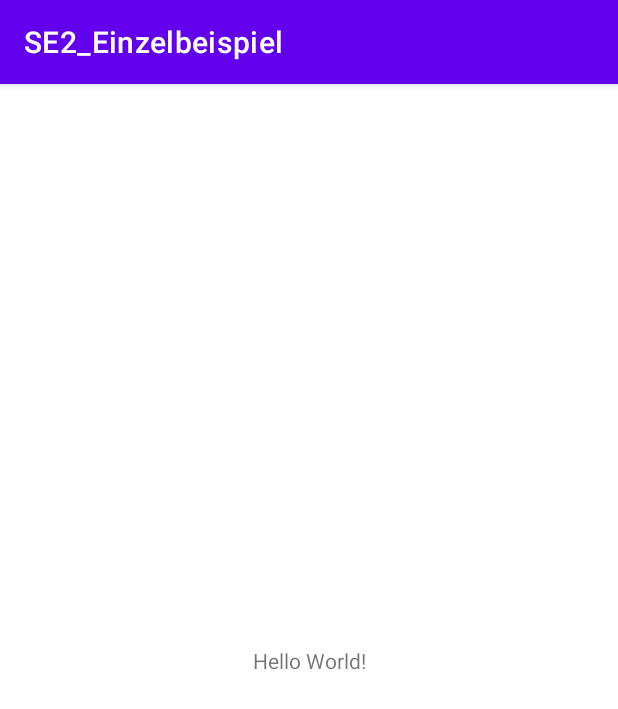
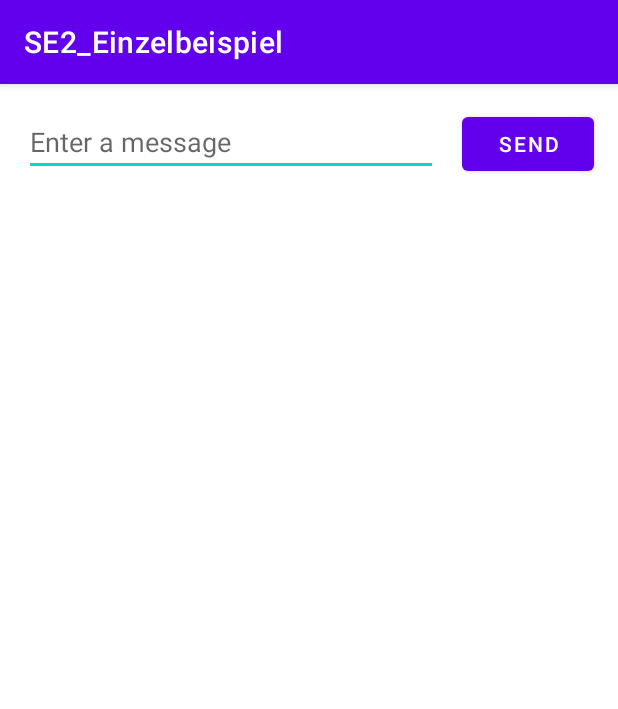
Before and after one commit to sapschernig/SE2Einzelbeispiel, an Android app: the screen it shows after launch (MainActivity), on a phone screen of 412 x 824 dp. Shown: the top 709 px of the screen. Run offline under Robolectric (Android 15) with nearby library versions, the phone set to English and light mode, and no system bars.

Commit message:
edited @activity_main according to documentation

```diff
--- a/app/src/main/res/layout/activity_main.xml
+++ b/app/src/main/res/layout/activity_main.xml
@@ -6,13 +6,30 @@
     android:layout_height="match_parent"
     tools:context=".MainActivity">
 
-    <TextView
+    <EditText
+        android:id="@+id/editTextTextPersonName"
+        android:layout_width="0dp"
+        android:layout_height="wrap_content"
+        android:layout_marginStart="16dp"
+        android:layout_marginLeft="16dp"
+        android:layout_marginTop="16dp"
+        android:ems="10"
+        android:hint="@string/edit_message"
+        android:inputType="textPersonName"
+        app:layout_constraintEnd_toStartOf="@+id/button"
+        app:layout_constraintHorizontal_bias="0.5"
+        app:layout_constraintStart_toStartOf="parent"
+        app:layout_constraintTop_toTopOf="parent" />
+
+    <Button
+        android:id="@+id/button"
         android:layout_width="wrap_content"
         android:layout_height="wrap_content"
-        android:text="Hello World!"
-        app:layout_constraintBottom_toBottomOf="parent"
-        app:layout_constraintLeft_toLeftOf="parent"
-        app:layout_constraintRight_toRightOf="parent"
-        app:layout_constraintTop_toTopOf="parent" />
-
+        android:layout_marginStart="16dp"
+        android:layout_marginEnd="16dp"
+        android:text="@string/button_send"
+        app:layout_constraintBaseline_toBaselineOf="@+id/editTextTextPersonName"
+        app:layout_constraintEnd_toEndOf="parent"
+        app:layout_constraintHorizontal_bias="0.5"
+        app:layout_constraintStart_toEndOf="@+id/editTextTextPersonName" />
 </androidx.constraintlayout.widget.ConstraintLayout>
--- a/app/src/main/res/values/strings.xml
+++ b/app/src/main/res/values/strings.xml
@@ -1,3 +1,6 @@
 <resources>
     <string name="app_name">SE2_Einzelbeispiel</string>
+    <string name="edit_message">Enter a message</string>
+    <string name="edit_matrNR">Matrikelnummer eingeben</string>
+    <string name="button_send">Send</string>
 </resources>
```
